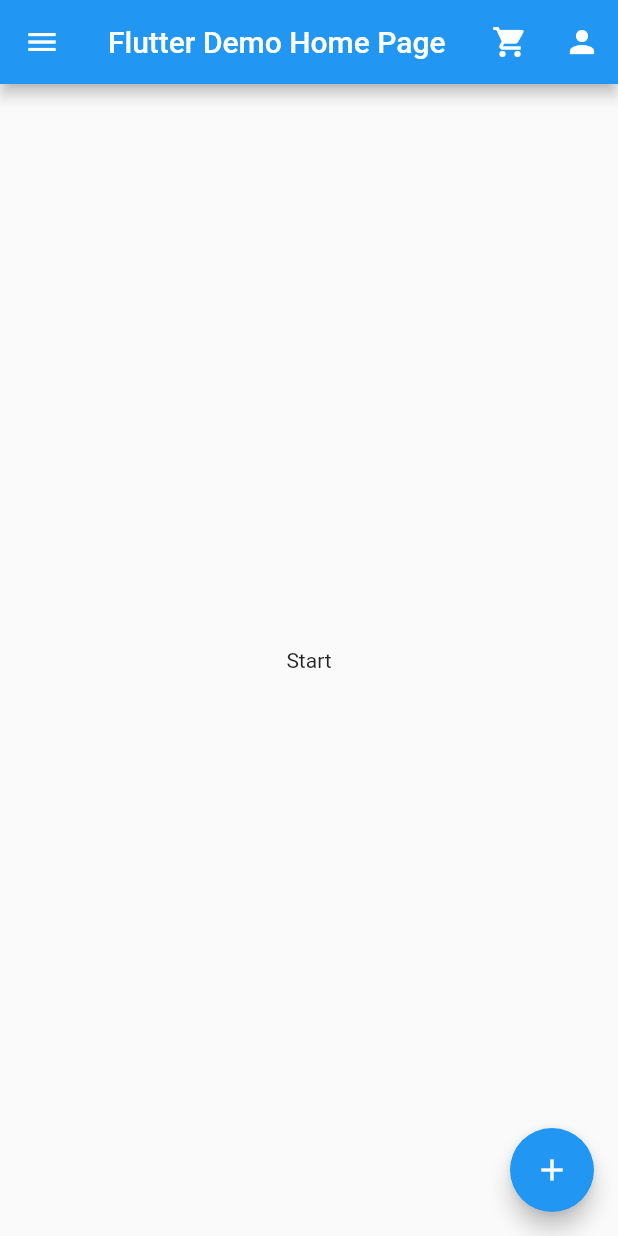
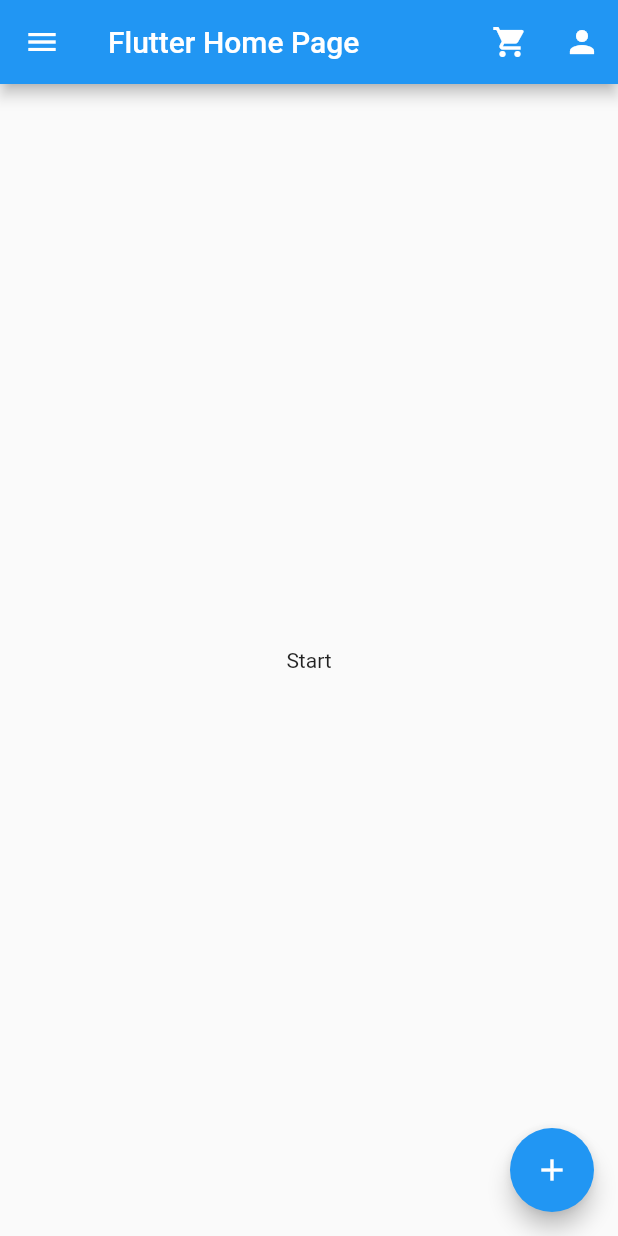
Before and after one commit to brucy34/drawer_app, a Flutter app: the screen it shows after launch, on a phone screen of 412 x 824 dp. Run offline on Flutter 3.47's test engine with Material 2 defaults, Android fonts, the phone set to English and light mode, and no system bars.

Commit message:
doing some modifications

```diff
--- a/lib/main.dart
+++ b/lib/main.dart
@@ -24,7 +24,7 @@ class MyApp extends StatelessWidget {
         // is not restarted.
         primarySwatch: Colors.blue,
       ),
-      home: const MyHomePage(title: 'Flutter Demo Home Page'),
+      home: const MyHomePage(title: 'Flutter Home Page'),
     );
   }
 }
@@ -73,12 +73,12 @@ class _MyHomePageState extends State<MyHomePage> {
       drawer: Drawer(
         child: ListView(
           children:[
-            DrawerHeader(child: Icon(Icons.menu),
+            DrawerHeader(child: Icon(Icons.person),
             decoration: BoxDecoration(color: Colors.deepPurpleAccent),),
             ListTile(title:Text("Account"),onTap:(){
 
                 Navigator.push(context, MaterialPageRoute(
-                builder: (a){return ShoppingCart();},
+                builder: (_){return ShoppingCart();},
               )
                 );
             } ,),
```
